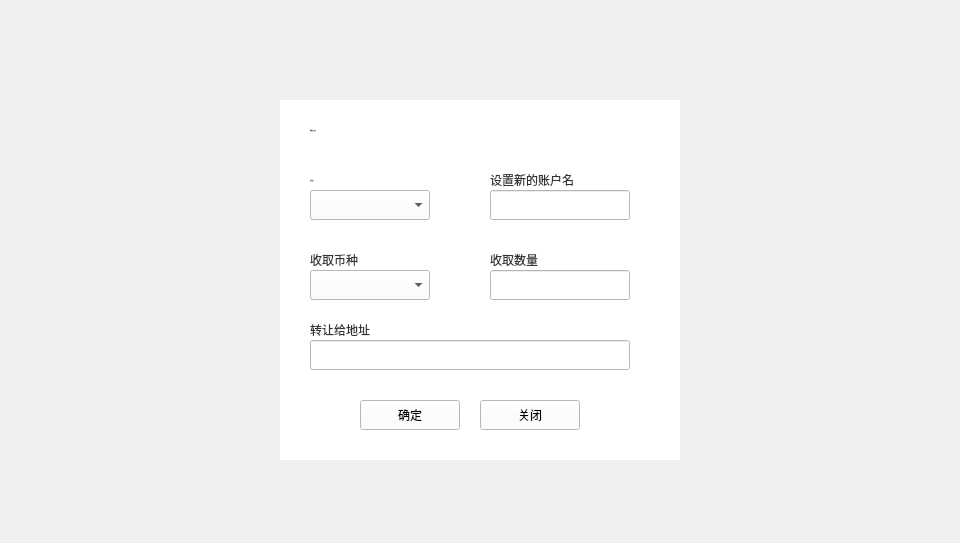
First picture: the form in LNKWallet/nameTransfer/NameTransferDialog.ui, repository HcashOrg/hx-indicator, before the edit.
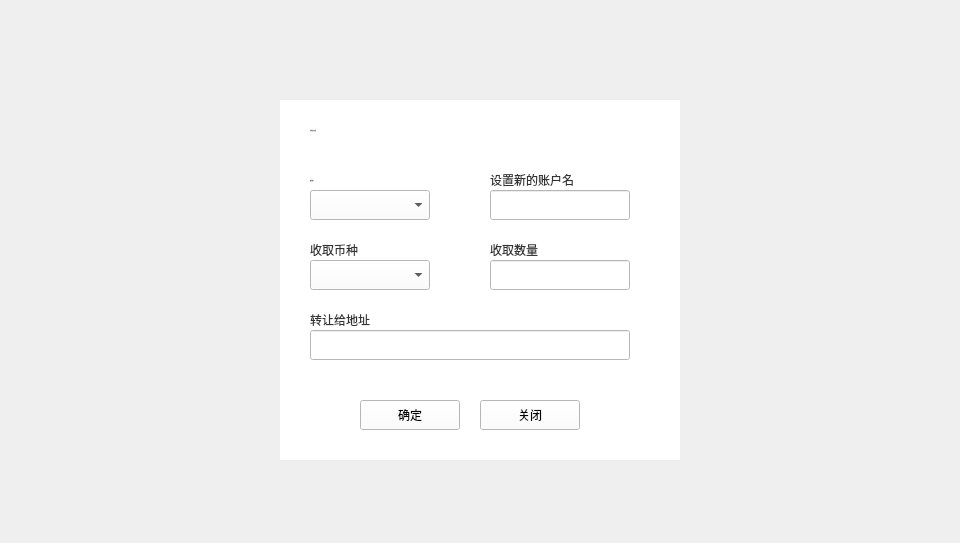
Second picture: the form after the edit.

What changed in the file:
```diff
--- a/LNKWallet/nameTransfer/NameTransferDialog.ui
+++ b/LNKWallet/nameTransfer/NameTransferDialog.ui
@@ -79,7 +79,7 @@
       <rect>
        <x>30</x>
        <y>20</y>
-       <width>200</width>
+       <width>300</width>
        <height>20</height>
       </rect>
      </property>
@@ -98,7 +98,7 @@
 </string>
      </property>
      <property name="text">
-      <string>创建转让交易</string>
+      <string>生成转让交易</string>
      </property>
      <property name="alignment">
       <set>Qt::AlignLeading|Qt::AlignLeft|Qt::AlignVCenter</set>
@@ -108,7 +108,7 @@
      <property name="geometry">
       <rect>
        <x>30</x>
-       <y>150</y>
+       <y>140</y>
        <width>120</width>
        <height>20</height>
       </rect>
@@ -205,7 +205,7 @@
      <property name="geometry">
       <rect>
        <x>30</x>
-       <y>170</y>
+       <y>160</y>
        <width>120</width>
        <height>30</height>
       </rect>
@@ -228,7 +228,7 @@
      <property name="geometry">
       <rect>
        <x>30</x>
-       <y>220</y>
+       <y>210</y>
        <width>120</width>
        <height>20</height>
       </rect>
@@ -246,7 +246,7 @@
      <property name="geometry">
       <rect>
        <x>210</x>
-       <y>170</y>
+       <y>160</y>
        <width>140</width>
        <height>30</height>
       </rect>
@@ -256,7 +256,7 @@
      <property name="geometry">
       <rect>
        <x>210</x>
-       <y>150</y>
+       <y>140</y>
        <width>80</width>
        <height>20</height>
       </rect>
@@ -274,7 +274,7 @@
      <property name="geometry">
       <rect>
        <x>30</x>
-       <y>240</y>
+       <y>230</y>
        <width>320</width>
        <height>30</height>
       </rect>
```
